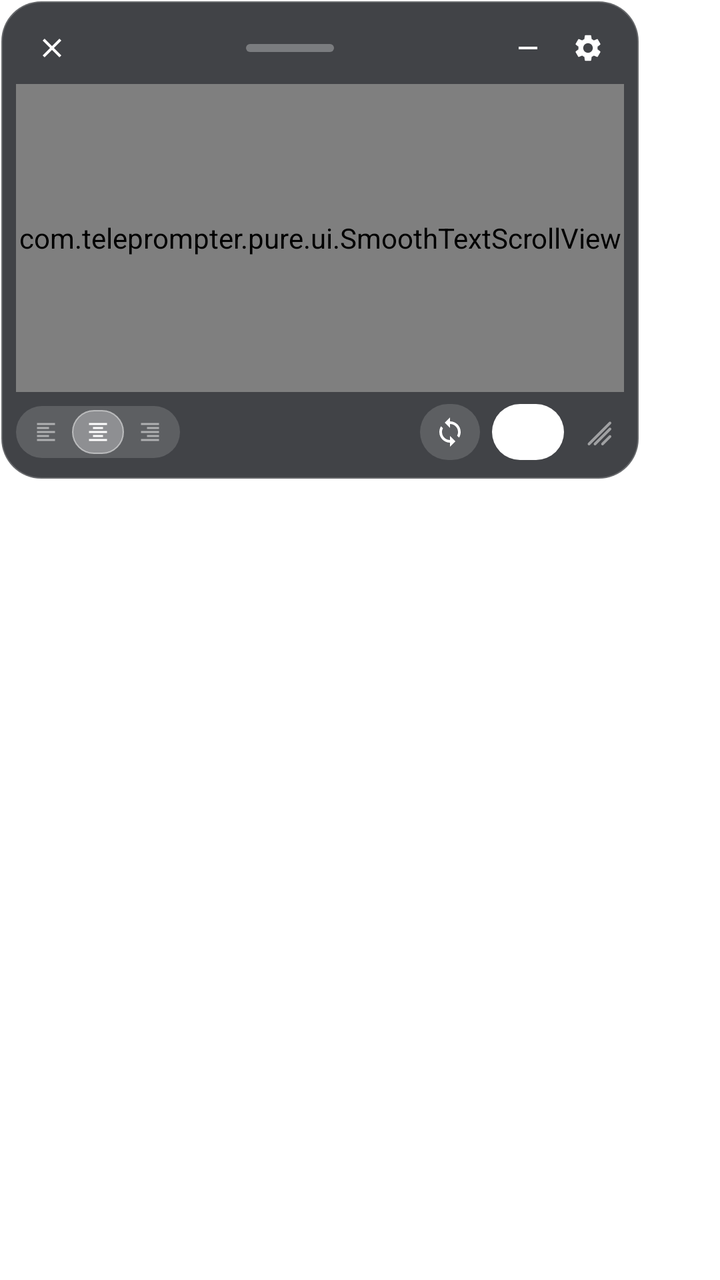
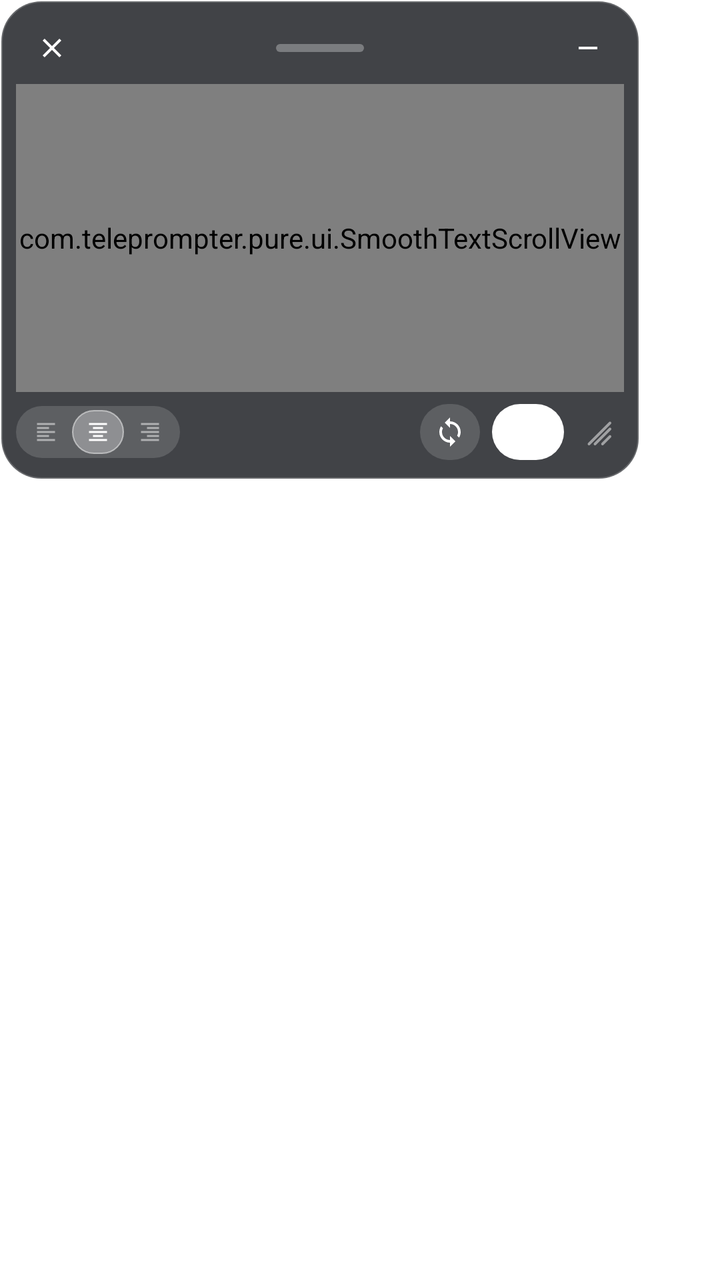

Before-and-after screenshots of an Android layout around one commit, followed by the original layout XML and the change that was made.
<!-- AndroidManifest.xml: application theme Theme.TeleprompterPure -->
<!-- res/layout/float_window_modern.xml -->
<?xml version="1.0" encoding="utf-8"?>
<FrameLayout 
    xmlns:android="http://schemas.android.com/apk/res/android"
    xmlns:app="http://schemas.android.com/apk/res-auto"
    android:id="@+id/float_root"
    android:layout_width="wrap_content"
    android:layout_height="wrap_content">

    
    <androidx.constraintlayout.widget.ConstraintLayout
        android:id="@+id/prompter_card_container"
        android:layout_width="320dp"
        android:layout_height="240dp"
        android:background="@drawable/bg_modern_prompter_glass"
        android:padding="8dp">

        
        <LinearLayout
            android:id="@+id/header_drag_area"
            android:layout_width="0dp"
            android:layout_height="32dp"
            android:gravity="center_vertical"
            android:orientation="horizontal"
            android:paddingStart="4dp"
            android:paddingEnd="4dp"
            app:layout_constraintStart_toStartOf="parent"
            app:layout_constraintEnd_toEndOf="parent"
            app:layout_constraintTop_toTopOf="parent">

            
            <ImageView
                android:id="@+id/btn_close"
                android:layout_width="28dp"
                android:layout_height="28dp"
                android:padding="6dp"
                android:src="@drawable/ic_close"
                android:background="?android:attr/selectableItemBackgroundBorderless"
                android:contentDescription="退出" />

            
            <LinearLayout
                android:id="@+id/drag_handle_touch_wrapper"
                android:layout_width="0dp"
                android:layout_height="match_parent"
                android:layout_weight="1"
                android:gravity="center"
                android:orientation="horizontal">

                <View
                    android:id="@+id/drag_handle_pill"
                    android:layout_width="44dp"
                    android:layout_height="4dp"
                    android:background="@drawable/bg_drag_handle_pill" />
            </LinearLayout>

            
            <ImageView
                android:id="@+id/btn_minimize"
                android:layout_width="28dp"
                android:layout_height="28dp"
                android:padding="6dp"
                android:src="@drawable/ic_minimize"
                android:background="?android:attr/selectableItemBackgroundBorderless"
                android:contentDescription="最小化收起" />

            
            <ImageView
                android:id="@+id/btn_settings"
                android:layout_width="28dp"
                android:layout_height="28dp"
                android:layout_marginStart="2dp"
                android:padding="6dp"
                android:src="@drawable/ic_settings"
                android:background="?android:attr/selectableItemBackgroundBorderless"
                android:contentDescription="设置" />
        </LinearLayout>

        
        <View
            android:id="@+id/focal_line"
            android:layout_width="0dp"
            android:layout_height="1dp"
            android:background="#3338EF7D"
            app:layout_constraintStart_toStartOf="parent"
            app:layout_constraintEnd_toEndOf="parent"
            app:layout_constraintTop_toTopOf="@id/text_scroll_view"
            app:layout_constraintBottom_toBottomOf="@id/text_scroll_view" />

        
        <com.teleprompter.pure.ui.SmoothTextScrollView
            android:id="@+id/text_scroll_view"
            android:layout_width="0dp"
            android:layout_height="0dp"
            android:layout_marginTop="2dp"
            android:layout_marginBottom="4dp"
            app:layout_constraintTop_toBottomOf="@id/header_drag_area"
            app:layout_constraintBottom_toTopOf="@id/bottom_control_bar"
            app:layout_constraintStart_toStartOf="parent"
            app:layout_constraintEnd_toEndOf="parent" />

        
        <TextView
            android:id="@+id/tv_countdown_overlay"
            android:layout_width="wrap_content"
            android:layout_height="wrap_content"
            android:textSize="56sp"
            android:textColor="#38EF7D"
            android:textStyle="bold"
            android:visibility="gone"
            app:layout_constraintTop_toTopOf="@id/text_scroll_view"
            app:layout_constraintBottom_toBottomOf="@id/text_scroll_view"
            app:layout_constraintStart_toStartOf="parent"
            app:layout_constraintEnd_toEndOf="parent" />

        
        <LinearLayout
            android:id="@+id/bottom_control_bar"
            android:layout_width="0dp"
            android:layout_height="32dp"
            android:gravity="center_vertical"
            android:orientation="horizontal"
            app:layout_constraintBottom_toBottomOf="parent"
            app:layout_constraintStart_toStartOf="parent"
            app:layout_constraintEnd_toEndOf="parent">

            
            <LinearLayout
                android:id="@+id/layout_align_toggle"
                android:layout_width="wrap_content"
                android:layout_height="26dp"
                android:background="@drawable/bg_segmented_capsule"
                android:gravity="center_vertical"
                android:orientation="horizontal"
                android:padding="2dp">

                <ImageView
                    android:id="@+id/tab_align_left"
                    android:layout_width="26dp"
                    android:layout_height="match_parent"
                    android:padding="5dp"
                    android:src="@drawable/ic_format_align_left"
                    app:tint="#80FFFFFF"
                    android:contentDescription="左对齐" />

                <ImageView
                    android:id="@+id/tab_align_center"
                    android:layout_width="26dp"
                    android:layout_height="match_parent"
                    android:background="@drawable/bg_segment_active_pill"
                    android:padding="5dp"
                    android:src="@drawable/ic_format_align_center"
                    app:tint="#FFFFFF"
                    android:contentDescription="居中对齐" />

                <ImageView
                    android:id="@+id/tab_align_right"
                    android:layout_width="26dp"
                    android:layout_height="match_parent"
                    android:padding="5dp"
                    android:src="@drawable/ic_format_align_right"
                    app:tint="#80FFFFFF"
                    android:contentDescription="右对齐" />
            </LinearLayout>

            
            <View
                android:layout_width="0dp"
                android:layout_height="1dp"
                android:layout_weight="1" />

            
            <ImageView
                android:id="@+id/btn_reset"
                android:layout_width="30dp"
                android:layout_height="28dp"
                android:layout_marginEnd="6dp"
                android:background="@drawable/bg_segmented_capsule"
                android:padding="6dp"
                android:src="@drawable/ic_reset"
                android:contentDescription="回到首句" />

            
            <ImageView
                android:id="@+id/btn_play_pause"
                android:layout_width="36dp"
                android:layout_height="28dp"
                android:background="@drawable/bg_btn_accent_pill"
                android:padding="6dp"
                android:src="@drawable/ic_play"
                android:contentDescription="播放与暂停" />

            
            <ImageView
                android:id="@+id/btn_scale_corner"
                android:layout_width="26dp"
                android:layout_height="26dp"
                android:layout_marginStart="4dp"
                android:padding="4dp"
                android:src="@drawable/ic_scale_corner"
                android:contentDescription="拖拽拉伸窗口尺寸" />
        </LinearLayout>
    </androidx.constraintlayout.widget.ConstraintLayout>

    
    <LinearLayout
        android:id="@+id/float_ball_container"
        android:layout_width="48dp"
        android:layout_height="48dp"
        android:background="@drawable/bg_float_ball"
        android:gravity="center"
        android:orientation="vertical"
        android:visibility="gone">

        <ImageView
            android:layout_width="26dp"
            android:layout_height="26dp"
            android:src="@drawable/ic_float_ball"
            android:contentDescription="展开悬浮提词器" />
    </LinearLayout>

</FrameLayout>
<!-- resources referenced by this layout -->
<resources>
  <!-- drawable bg_btn_accent_pill (drawable) -->
  <?xml version="1.0" encoding="utf-8"?>
  <shape xmlns:android="http://schemas.android.com/apk/res/android"
      android:shape="rectangle">
      <solid android:color="#FFFFFF" />
      <corners android:radius="17dp" />
  </shape>
  <!-- drawable bg_drag_handle_pill (drawable) -->
  <?xml version="1.0" encoding="utf-8"?>
  <shape xmlns:android="http://schemas.android.com/apk/res/android"
      android:shape="rectangle">
      <corners android:radius="2dp" />
      <solid android:color="#4DFFFFFF" />
  </shape>
  <!-- drawable bg_float_ball (drawable) -->
  <?xml version="1.0" encoding="utf-8"?>
  <shape xmlns:android="http://schemas.android.com/apk/res/android"
      android:shape="oval">
      <solid android:color="#E612141A" />
      <stroke
          android:width="1.5dp"
          android:color="#4D38EF7D" />
      <size
          android:width="48dp"
          android:height="48dp" />
  </shape>
  <!-- drawable bg_modern_prompter_glass (drawable) -->
  <?xml version="1.0" encoding="utf-8"?>
  <shape xmlns:android="http://schemas.android.com/apk/res/android"
      android:shape="rectangle">
      
      <solid android:color="#CC12141A" />
      <corners android:radius="20dp" />
      
      <stroke
          android:width="1.2dp"
          android:color="#33FFFFFF" />
  </shape>
  <!-- drawable bg_segment_active_pill (drawable) -->
  <?xml version="1.0" encoding="utf-8"?>
  <shape xmlns:android="http://schemas.android.com/apk/res/android"
      android:shape="rectangle">
      <solid android:color="#4DFFFFFF" />
      <corners android:radius="13dp" />
      <stroke
          android:width="0.8dp"
          android:color="#80FFFFFF" />
  </shape>
  <!-- drawable bg_segmented_capsule (drawable) -->
  <?xml version="1.0" encoding="utf-8"?>
  <shape xmlns:android="http://schemas.android.com/apk/res/android"
      android:shape="rectangle">
      <solid android:color="#26FFFFFF" />
      <corners android:radius="15dp" />
  </shape>
  <!-- drawable ic_minimize (drawable) -->
  <?xml version="1.0" encoding="utf-8"?>
  <vector xmlns:android="http://schemas.android.com/apk/res/android"
      android:width="24dp"
      android:height="24dp"
      android:viewportWidth="24"
      android:viewportHeight="24">
      <path
          android:fillColor="#FFFFFFFF"
          android:pathData="M19,13H5v-2h14v2z" />
  </vector>
  <!-- drawable ic_play (drawable) -->
  <vector xmlns:android="http://schemas.android.com/apk/res/android"
      android:width="24dp"
      android:height="24dp"
      android:viewportWidth="24"
      android:viewportHeight="24">
    <path
        android:fillColor="#FFFFFFFF"
        android:pathData="M8,5v14l11,-7z"/>
  </vector>
  <!-- drawable ic_settings (drawable) -->
  <vector xmlns:android="http://schemas.android.com/apk/res/android"
      android:width="24dp"
      android:height="24dp"
      android:viewportWidth="24"
      android:viewportHeight="24">
    <path
        android:fillColor="#FFFFFFFF"
        android:pathData="M19.14,12.94c0.04,-0.3 0.06,-0.61 0.06,-0.94 0,-0.32 -0.02,-0.64 -0.07,-0.94l2.03,-1.58c0.18,-0.14 0.23,-0.41 0.12,-0.61l-1.92,-3.32c-0.12,-0.22 -0.37,-0.29 -0.59,-0.22l-2.39,0.96c-0.5,-0.38 -1.03,-0.7 -1.62,-0.94l-0.36,-2.54c-0.04,-0.24 -0.24,-0.41 -0.48,-0.41h-3.84c-0.24,0 -0.43,0.17 -0.47,0.41l-0.36,2.54c-0.59,0.24 -1.13,0.57 -1.62,0.94l-2.39,-0.96c-0.22,-0.08 -0.47,0 -0.59,0.22L2.74,8.87c-0.12,0.21 -0.08,0.47 0.12,0.61l2.03,1.58c-0.05,0.3 -0.09,0.63 -0.09,0.94s0.02,0.64 0.07,0.94l-2.03,1.58c-0.18,0.14 -0.23,0.41 -0.12,0.61l1.92,3.32c0.12,0.22 0.37,0.29 0.59,0.22l2.39,-0.96c0.5,0.38 1.03,0.7 1.62,0.94l0.36,2.54c0.05,0.24 0.24,0.41 0.48,0.41h3.84c0.24,0 0.44,-0.17 0.47,-0.41l0.36,-2.54c0.59,-0.24 1.13,-0.56 1.62,-0.94l2.39,0.96c0.22,0.08 0.47,0 0.59,-0.22l1.92,-3.32c0.12,-0.22 0.07,-0.47 -0.12,-0.61l-2.01,-1.58zM12,15.6c-1.98,0 -3.6,-1.62 -3.6,-3.6s1.62,-3.6 3.6,-3.6 3.6,1.62 3.6,3.6 -1.62,3.6 -3.6,3.6z"/>
  </vector>
  <!-- unchanged entries left out for length: 8 -->
</resources>

<!-- the commit's change to res/layout/float_window_modern.xml (unified diff, before → after) -->
@@ -62,17 +62,6 @@
                 android:src="@drawable/ic_minimize"
                 android:background="?android:attr/selectableItemBackgroundBorderless"
                 android:contentDescription="最小化收起" />
-
-            
-            <ImageView
-                android:id="@+id/btn_settings"
-                android:layout_width="28dp"
-                android:layout_height="28dp"
-                android:layout_marginStart="2dp"
-                android:padding="6dp"
-                android:src="@drawable/ic_settings"
-                android:background="?android:attr/selectableItemBackgroundBorderless"
-                android:contentDescription="设置" />
         </LinearLayout>
 
         
<!-- resource entries referenced after the edit -->
@@ -76,16 +76,6 @@
         android:fillColor="#FFFFFFFF"
         android:pathData="M8,5v14l11,-7z"/>
   </vector>
-  <!-- drawable ic_settings (drawable) -->
-  <vector xmlns:android="http://schemas.android.com/apk/res/android"
-      android:width="24dp"
-      android:height="24dp"
-      android:viewportWidth="24"
-      android:viewportHeight="24">
-    <path
-        android:fillColor="#FFFFFFFF"
-        android:pathData="M19.14,12.94c0.04,-0.3 0.06,-0.61 0.06,-0.94 0,-0.32 -0.02,-0.64 -0.07,-0.94l2.03,-1.58c0.18,-0.14 0.23,-0.41 0.12,-0.61l-1.92,-3.32c-0.12,-0.22 -0.37,-0.29 -0.59,-0.22l-2.39,0.96c-0.5,-0.38 -1.03,-0.7 -1.62,-0.94l-0.36,-2.54c-0.04,-0.24 -0.24,-0.41 -0.48,-0.41h-3.84c-0.24,0 -0.43,0.17 -0.47,0.41l-0.36,2.54c-0.59,0.24 -1.13,0.57 -1.62,0.94l-2.39,-0.96c-0.22,-0.08 -0.47,0 -0.59,0.22L2.74,8.87c-0.12,0.21 -0.08,0.47 0.12,0.61l2.03,1.58c-0.05,0.3 -0.09,0.63 -0.09,0.94s0.02,0.64 0.07,0.94l-2.03,1.58c-0.18,0.14 -0.23,0.41 -0.12,0.61l1.92,3.32c0.12,0.22 0.37,0.29 0.59,0.22l2.39,-0.96c0.5,0.38 1.03,0.7 1.62,0.94l0.36,2.54c0.05,0.24 0.24,0.41 0.48,0.41h3.84c0.24,0 0.44,-0.17 0.47,-0.41l0.36,-2.54c0.59,-0.24 1.13,-0.56 1.62,-0.94l2.39,0.96c0.22,0.08 0.47,0 0.59,-0.22l1.92,-3.32c0.12,-0.22 0.07,-0.47 -0.12,-0.61l-2.01,-1.58zM12,15.6c-1.98,0 -3.6,-1.62 -3.6,-3.6s1.62,-3.6 3.6,-3.6 3.6,1.62 3.6,3.6 -1.62,3.6 -3.6,3.6z"/>
-  </vector>
   <!-- unchanged entries left out for length: 8 -->
 </resources>
 
